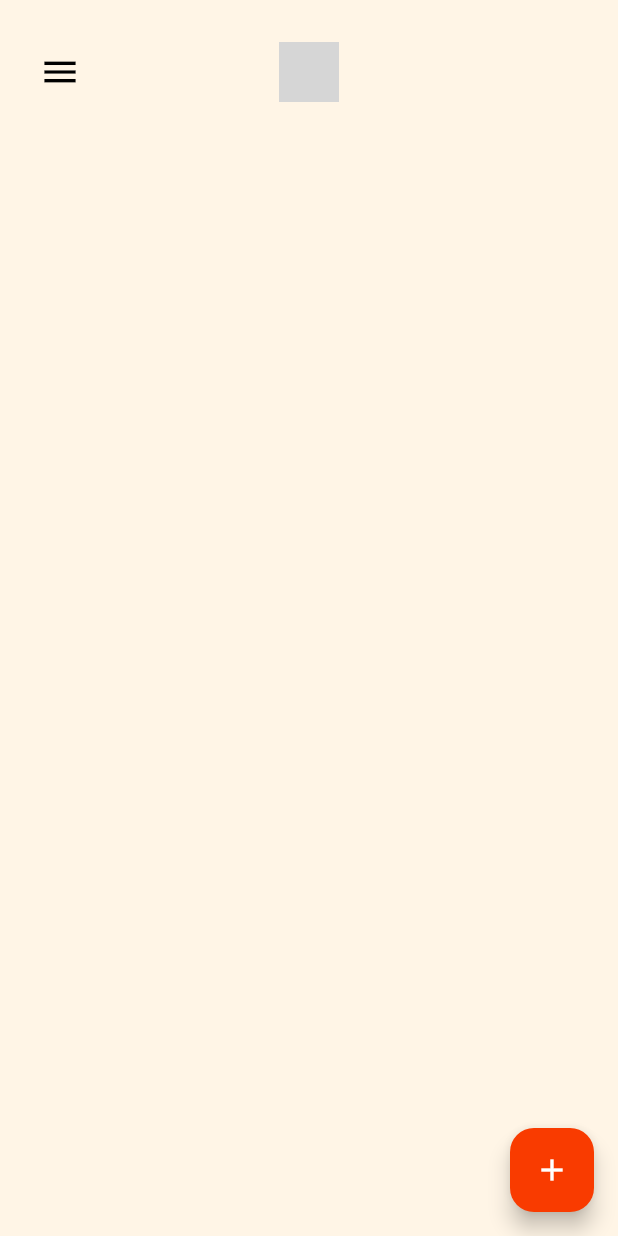
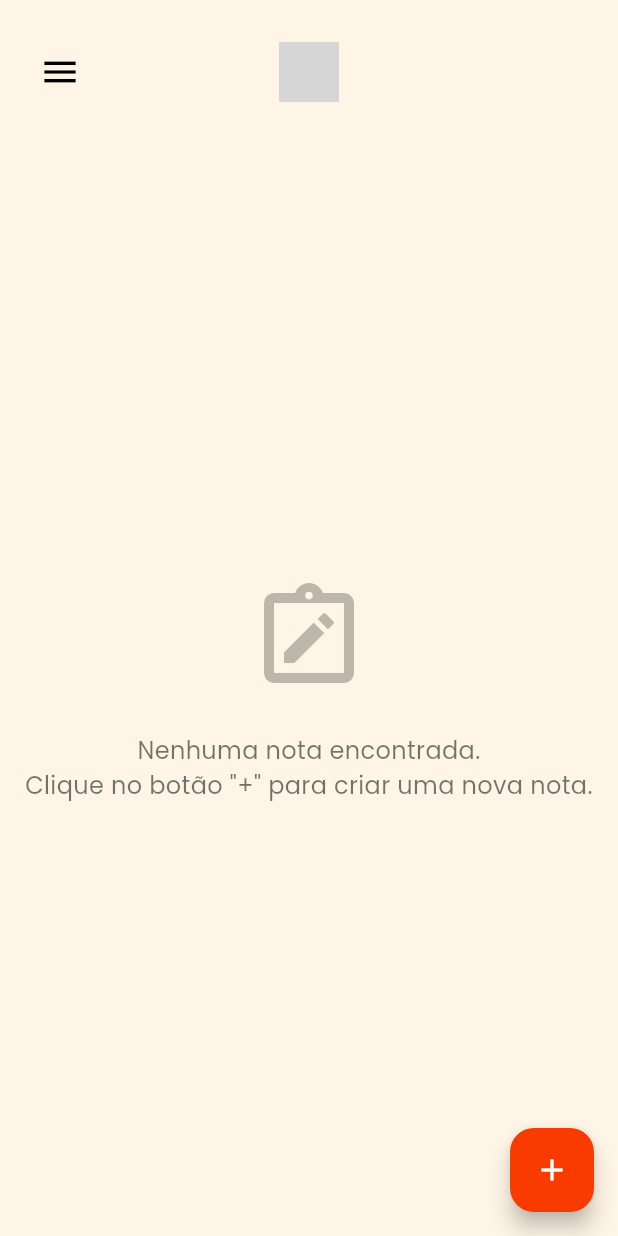
Before and after one commit to IagoAntunes/NotasApp, a Flutter app: the HomeContainer screen opened by its route, on a phone screen of 412 x 824 dp. Run offline on Flutter 3.47's test engine with Material 3 defaults, Android fonts, the phone set to English and light mode, and no system bars; our stand-ins replace cloud_firestore, dartz, firebase_auth, firebase_core, flutter_mobx, flutter_svg and 4 more; accounts and stored records are empty; generated files the repository leaves out were written again; grey boxes are pictures that could not be loaded.

Commit message:
feat: Add loading state handling and error feedback in note management screens

```diff
--- a/lib/src/home/presentation/container/home_container.dart
+++ b/lib/src/home/presentation/container/home_container.dart
@@ -39,6 +39,7 @@ class _HomeContainerState extends State<HomeContainer> {
         builder: (_) {
           return HomeScreen(
             notes: controller.state is HomeComplete ? (controller.state as HomeComplete).notes : [],
+            isLoading: controller.state is HomeLoading,
             onTapDocumentation: () {},
             onTapLogout: () {
               controller.logOut();
--- a/lib/src/home/presentation/container/note_details_container.dart
+++ b/lib/src/home/presentation/container/note_details_container.dart
@@ -37,6 +37,10 @@ class NoteDetailsContainer extends StatelessWidget {
         if (state is NeedRebuildHomeListener) {
           if (context.mounted) context.pop(true);
         }
+        if (state is NoteDetailsErrorListener) {
+          final snackBar = SnackBar(content: Text('Ocorreu um problema'));
+          ScaffoldMessenger.of(context).showSnackBar(snackBar);
+        }
       },
       child: Observer(
         builder: (_) {
--- a/lib/src/home/presentation/screens/home_screen.dart
+++ b/lib/src/home/presentation/screens/home_screen.dart
@@ -9,6 +9,7 @@ class HomeScreen extends StatelessWidget {
   HomeScreen({
     super.key,
     required this.notes,
+    required this.isLoading,
     required this.onTapLogout,
     required this.onTapDocumentation,
     required this.onTapNoteDetails,
@@ -23,6 +24,7 @@ class HomeScreen extends StatelessWidget {
   final Function() onTapCreateNote;
 
   final List<NoteModel> notes;
+  final bool isLoading;
 
   final List<Color> cardColors = [
     Color(0xFFE3F2FD),
@@ -106,6 +108,33 @@ class HomeScreen extends StatelessWidget {
                 ),
               ),
             ),
+            if (isLoading)
+              const Expanded(
+                child: Center(
+                  child: CircularProgressIndicator(),
+                ),
+              )
+            else if (notes.isEmpty)
+              Expanded(
+                child: Column(
+                  mainAxisAlignment: MainAxisAlignment.center,
+                  children: [
+                    Icon(Icons.note_alt_outlined, size: 80, color: Colors.black26),
+                    const SizedBox(height: 24),
+                    Center(
+                      child: Text(
+                        'Nenhuma nota encontrada.\nClique no botão "+" para criar uma nova nota.',
+                        textAlign: TextAlign.center,
+                        style: TextStyle(
+                          fontSize: 16,
+                          color: Colors.black54,
+                        ),
+                      ),
+                    ),
+                  ],
+                ),
+              )
+            else
               Expanded(
                 child: MasonryGridView.count(
                   padding: const EdgeInsets.all(8),
--- a/lib/src/home/presentation/screens/note_details_screen.dart
+++ b/lib/src/home/presentation/screens/note_details_screen.dart
@@ -115,6 +115,7 @@ class _NoteDetailScreenState extends State<NoteDetailScreen> {
                           maxLines: null,
                           decoration: const InputDecoration(
                             border: InputBorder.none,
+                            hintText: 'Digite sua nota aqui...',
                           ),
                           style: const TextStyle(
                             fontSize: 18,
```
Lines whose indentation alone changed are shown as unchanged.
